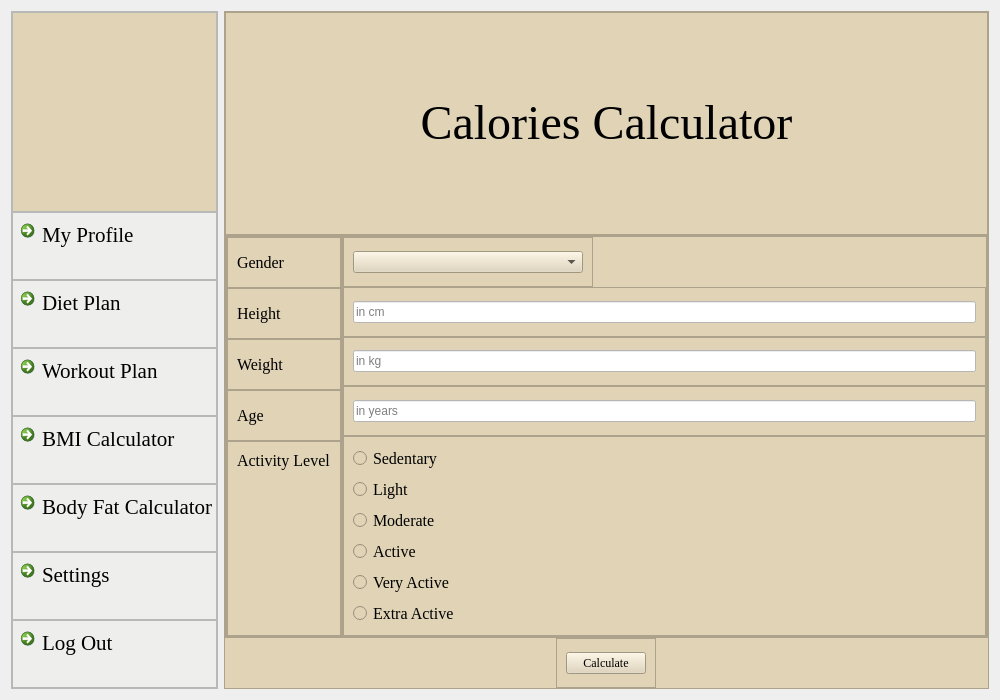
This is caloriecalculator.ui in skidgefries/rightmeal as Qt 5 draws it before an edit. The edited form follows.
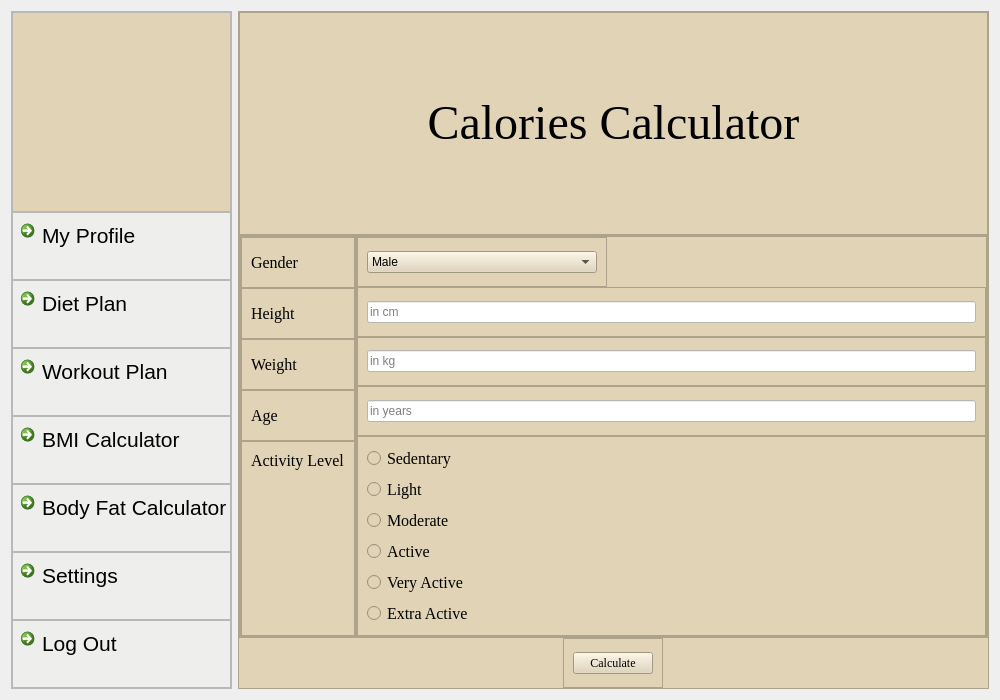
This is the edited form. Icons and pictures are not drawn.

```diff
--- a/caloriecalculator.ui
+++ b/caloriecalculator.ui
@@ -143,7 +143,7 @@
           <widget class="QCommandLinkButton" name="commandLinkButton_4">
            <property name="font">
             <font>
-             <family>Times New Roman</family>
+             <family>Segoe UI</family>
              <pointsize>16</pointsize>
              <bold>false</bold>
             </font>
@@ -184,7 +184,7 @@
           <widget class="QCommandLinkButton" name="commandLinkButton_9">
            <property name="font">
             <font>
-             <family>Times New Roman</family>
+             <family>Segoe UI</family>
              <pointsize>16</pointsize>
              <bold>false</bold>
             </font>
@@ -225,7 +225,7 @@
           <widget class="QCommandLinkButton" name="commandLinkButton_10">
            <property name="font">
             <font>
-             <family>Times New Roman</family>
+             <family>Segoe UI</family>
              <pointsize>16</pointsize>
              <bold>false</bold>
             </font>
@@ -266,7 +266,7 @@
           <widget class="QCommandLinkButton" name="commandLinkButton_11">
            <property name="font">
             <font>
-             <family>Times New Roman</family>
+             <family>Segoe UI</family>
              <pointsize>16</pointsize>
              <bold>false</bold>
             </font>
@@ -307,7 +307,7 @@
           <widget class="QCommandLinkButton" name="commandLinkButton_12">
            <property name="font">
             <font>
-             <family>Times New Roman</family>
+             <family>Segoe UI</family>
              <pointsize>16</pointsize>
              <bold>false</bold>
             </font>
@@ -348,7 +348,7 @@
           <widget class="QCommandLinkButton" name="commandLinkButton_13">
            <property name="font">
             <font>
-             <family>Times New Roman</family>
+             <family>Segoe UI</family>
              <pointsize>16</pointsize>
              <bold>false</bold>
             </font>
@@ -389,7 +389,7 @@
           <widget class="QCommandLinkButton" name="commandLinkButton_14">
            <property name="font">
             <font>
-             <family>Times New Roman</family>
+             <family>Segoe UI</family>
              <pointsize>16</pointsize>
              <bold>false</bold>
             </font>
@@ -827,11 +827,15 @@
               <layout class="QHBoxLayout" name="horizontalLayout_8">
                <item>
                 <widget class="QComboBox" name="comboBox">
-                 <item>
-                  <property name="text">
-                   <string/>
-                  </property>
-                 </item>
+                 <property name="styleSheet">
+                  <string notr="true">QMainWindow {background: #e0d3b6;}
+QWidget {background: #e0d3b6;}
+QFrame {background: #e0d3b6;}
+QCommandLinkButton  {background:#e0d3b6;}
+QLabel {background: #e0d3b6;}
+QLineEdit {font: #161514;}
+QLineEdit {background: #ffffff;}</string>
+                 </property>
                  <item>
                   <property name="text">
                    <string>Male</string>
```
Left out of the diff: 2 changed lines with no effect on the pictures.
